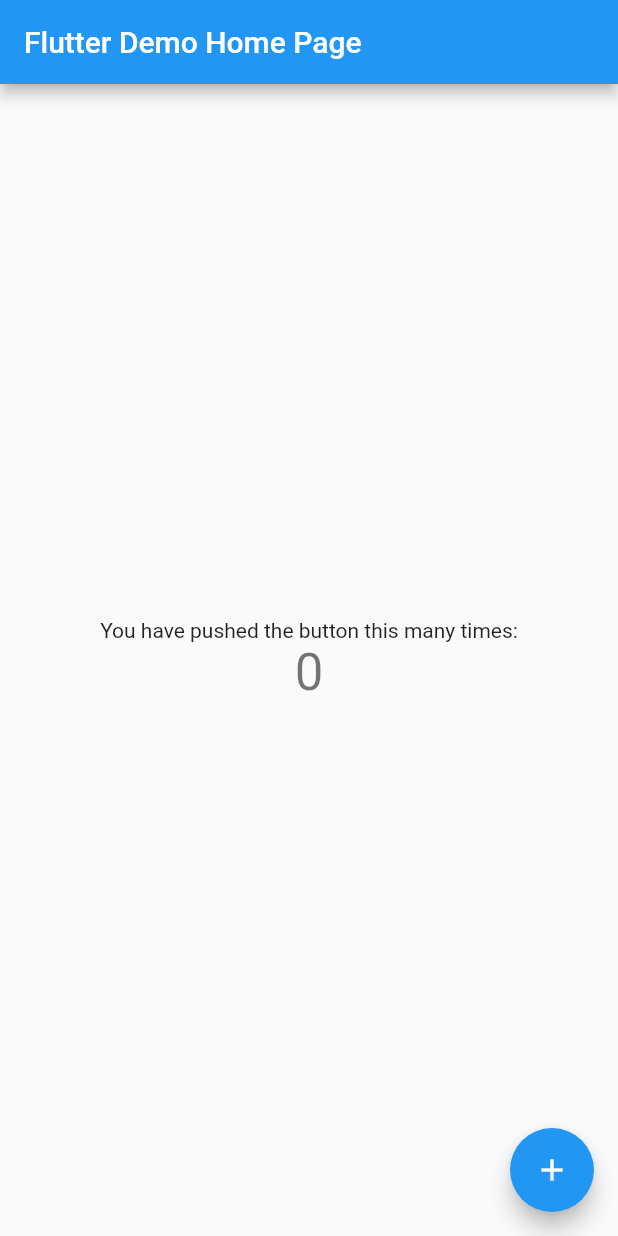
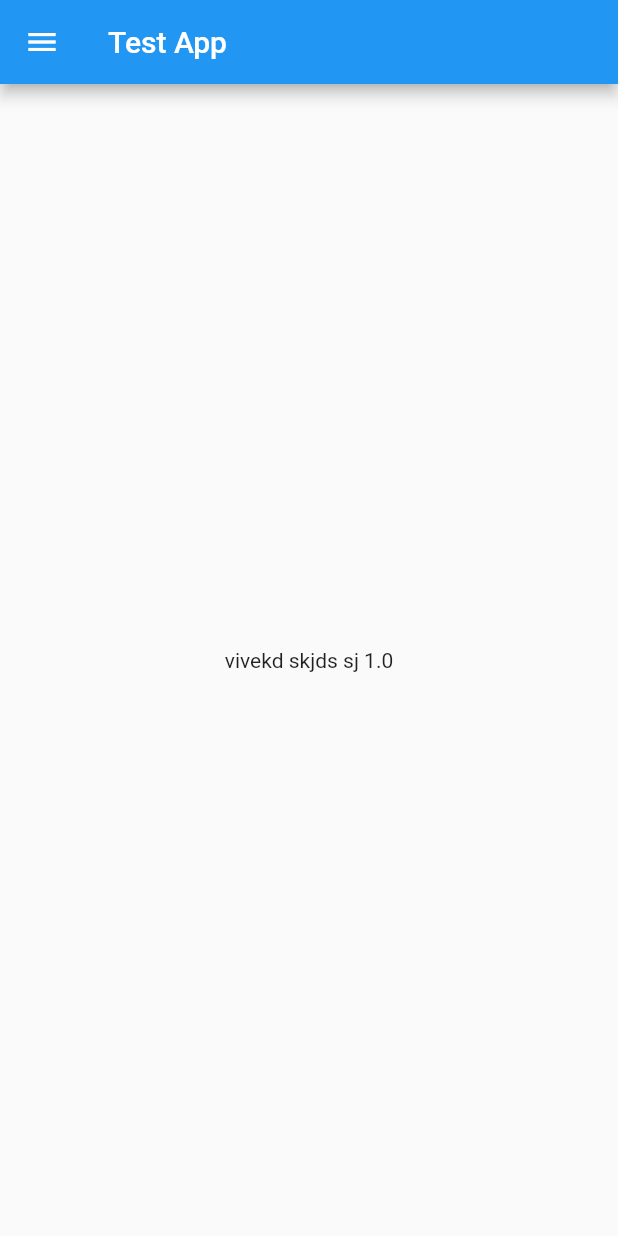
Before and after one commit to viveksharmapoudel/flutter_basic, a Flutter app: the screen it shows after launch, on a phone screen of 412 x 824 dp. Run offline on Flutter 3.47's test engine with Material 2 defaults, Android fonts, the light colour scheme and no system bars.

Commit message:
fix: basics

```diff
--- /dev/null
+++ b/lib/home_page.dart
@@ -0,0 +1,23 @@
+import 'package:flutter/material.dart';
+
+
+class HomePage extends StatelessWidget {
+
+    final double check =1;
+    final String name ="vivekd skjds sj";
+
+  @override
+  Widget build(BuildContext context) {
+    return Scaffold(
+        appBar: AppBar(
+          title: Text("Test App"),
+        ),
+        body: Center(
+          child: Container(
+            child: Text("$name $check"),
+          )
+        ),
+        drawer: Drawer(),
+      );
+  }
+}
--- a/lib/main.dart
+++ b/lib/main.dart
@@ -1,115 +1,18 @@
 import 'package:flutter/material.dart';
+import 'package:flutter_cat/home_page.dart';
 
-void main() {
+void main(){
   runApp(const MyApp());
 }
 
+
 class MyApp extends StatelessWidget {
-  const MyApp({Key? key}) : super(key: key);
+  const MyApp({ Key? key }) : super(key: key);
 
-  // This widget is the root of your application.
   @override
   Widget build(BuildContext context) {
     return MaterialApp(
-      title: 'Flutter Demo',
-      theme: ThemeData(
-        // This is the theme of your application.
-        //
-        // Try running your application with "flutter run". You'll see the
-        // application has a blue toolbar. Then, without quitting the app, try
-        // changing the primarySwatch below to Colors.green and then invoke
-        // "hot reload" (press "r" in the console where you ran "flutter run",
-        // or simply save your changes to "hot reload" in a Flutter IDE).
-        // Notice that the counter didn't reset back to zero; the application
-        // is not restarted.
-        primarySwatch: Colors.blue,
-      ),
-      home: const MyHomePage(title: 'Flutter Demo Home Page'),
+      home: HomePage()
     );
   }
 }
-
-class MyHomePage extends StatefulWidget {
-  const MyHomePage({Key? key, required this.title}) : super(key: key);
-
-  // This widget is the home page of your application. It is stateful, meaning
-  // that it has a State object (defined below) that contains fields that affect
-  // how it looks.
-
-  // This class is the configuration for the state. It holds the values (in this
-  // case the title) provided by the parent (in this case the App widget) and
-  // used by the build method of the State. Fields in a Widget subclass are
-  // always marked "final".
-
-  final String title;
-
-  @override
-  State<MyHomePage> createState() => _MyHomePageState();
-}
-
-class _MyHomePageState extends State<MyHomePage> {
-  int _counter = 0;
-
-  void _incrementCounter() {
-    setState(() {
-      // This call to setState tells the Flutter framework that something has
-      // changed in this State, which causes it to rerun the build method below
-      // so that the display can reflect the updated values. If we changed
-      // _counter without calling setState(), then the build method would not be
-      // called again, and so nothing would appear to happen.
-      _counter++;
-    });
-  }
-
-  @override
-  Widget build(BuildContext context) {
-    // This method is rerun every time setState is called, for instance as done
-    // by the _incrementCounter method above.
-    //
-    // The Flutter framework has been optimized to make rerunning build methods
-    // fast, so that you can just rebuild anything that needs updating rather
-    // than having to individually change instances of widgets.
-    return Scaffold(
-      appBar: AppBar(
-        // Here we take the value from the MyHomePage object that was created by
-        // the App.build method, and use it to set our appbar title.
-        title: Text(widget.title),
-      ),
-      body: Center(
-        // Center is a layout widget. It takes a single child and positions it
-        // in the middle of the parent.
-        child: Column(
-          // Column is also a layout widget. It takes a list of children and
-          // arranges them vertically. By default, it sizes itself to fit its
-          // children horizontally, and tries to be as tall as its parent.
-          //
-          // Invoke "debug painting" (press "p" in the console, choose the
-          // "Toggle Debug Paint" action from the Flutter Inspector in Android
-          // Studio, or the "Toggle Debug Paint" command in Visual Studio Code)
-          // to see the wireframe for each widget.
-          //
-          // Column has various properties to control how it sizes itself and
-          // how it positions its children. Here we use mainAxisAlignment to
-          // center the children vertically; the main axis here is the vertical
-          // axis because Columns are vertical (the cross axis would be
-          // horizontal).
-          mainAxisAlignment: MainAxisAlignment.center,
-          children: <Widget>[
-            const Text(
-              'You have pushed the button this many times:',
-            ),
-            Text(
-              '$_counter',
-              style: Theme.of(context).textTheme.headline4,
-            ),
-          ],
-        ),
-      ),
-      floatingActionButton: FloatingActionButton(
-        onPressed: _incrementCounter,
-        tooltip: 'Increment',
-        child: const Icon(Icons.add),
-      ), // This trailing comma makes auto-formatting nicer for build methods.
-    );
-  }
-}
```
